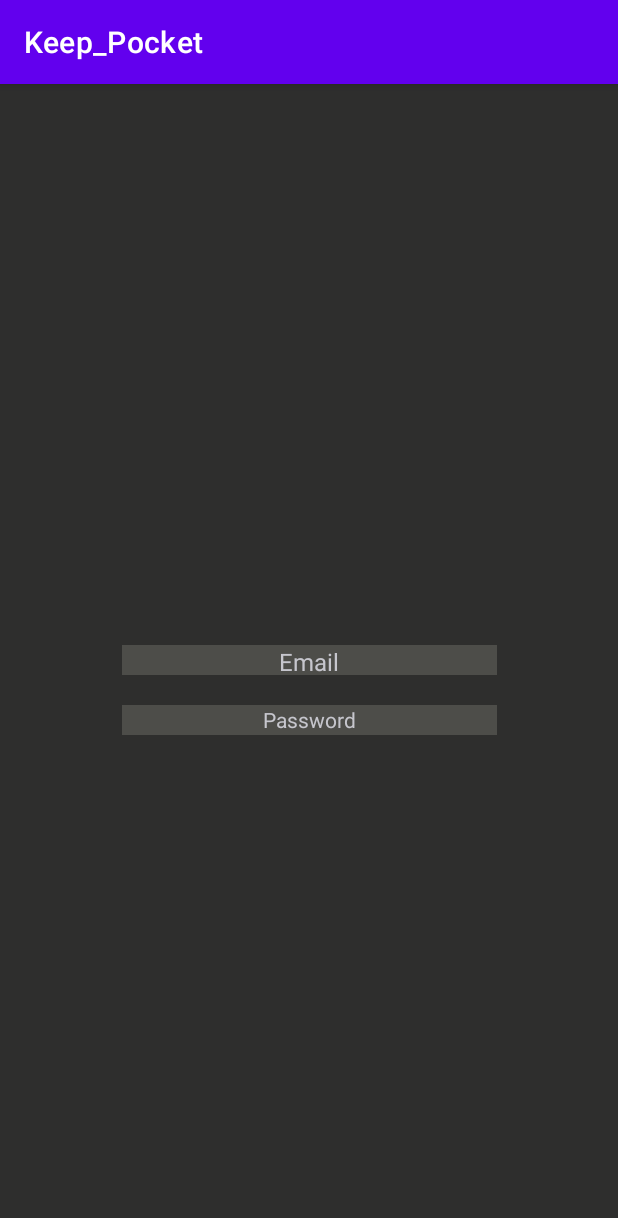
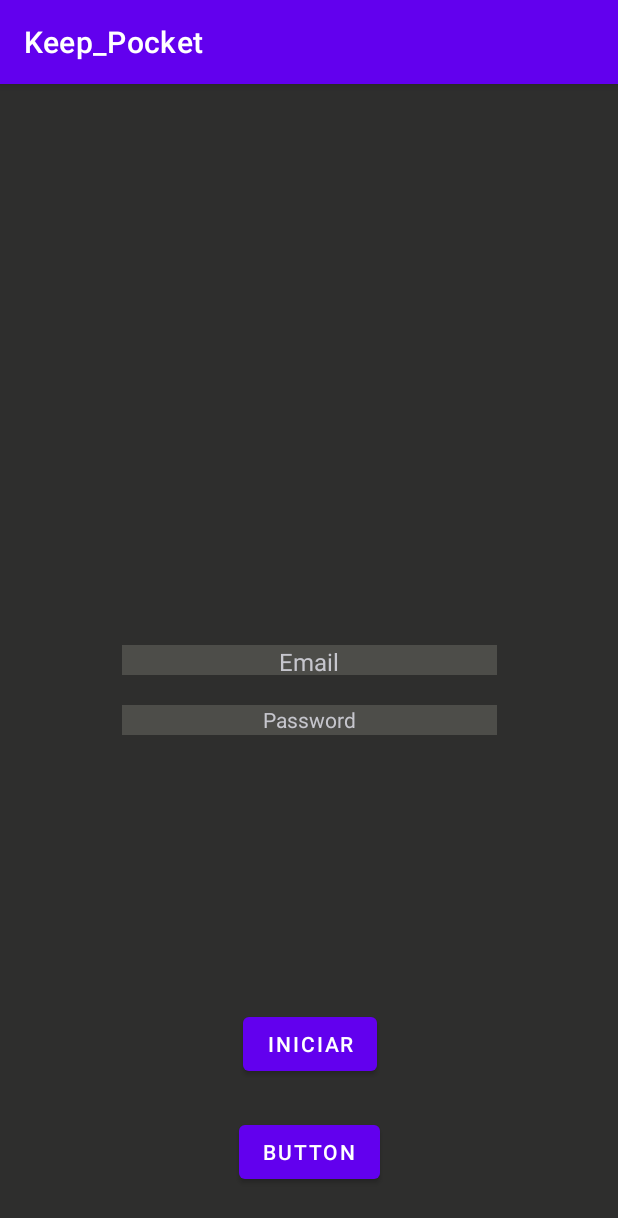
Before and after one commit to BrunoHorta-22541/KeepPocket, an Android app: the screen it shows after launch (MainActivity), on a phone screen of 412 x 824 dp. Shown: the top 1218 px of the screen. Run offline under Robolectric (Android 15) with nearby library versions, the phone set to English and light mode, and no system bars.

Commit message:
Update activity_main.xml

```diff
--- a/Keep_Pocket/app/src/main/res/layout/activity_main.xml
+++ b/Keep_Pocket/app/src/main/res/layout/activity_main.xml
@@ -35,4 +35,24 @@
         app:layout_constraintStart_toStartOf="@+id/email"
         app:layout_constraintTop_toBottomOf="@+id/email" />
 
+    <Button
+        android:id="@+id/button"
+        android:layout_width="wrap_content"
+        android:layout_height="wrap_content"
+        android:layout_marginBottom="32dp"
+        android:text="Button"
+        app:layout_constraintBottom_toBottomOf="parent"
+        app:layout_constraintEnd_toEndOf="parent"
+        app:layout_constraintStart_toStartOf="parent" />
+
+    <Button
+        android:id="@+id/buttunIniciar"
+        android:layout_width="wrap_content"
+        android:layout_height="wrap_content"
+        android:layout_marginBottom="24dp"
+        android:text="Iniciar"
+        app:layout_constraintBottom_toTopOf="@+id/button"
+        app:layout_constraintEnd_toEndOf="@+id/button"
+        app:layout_constraintStart_toStartOf="@+id/button" />
+
 </androidx.constraintlayout.widget.ConstraintLayout>
```
